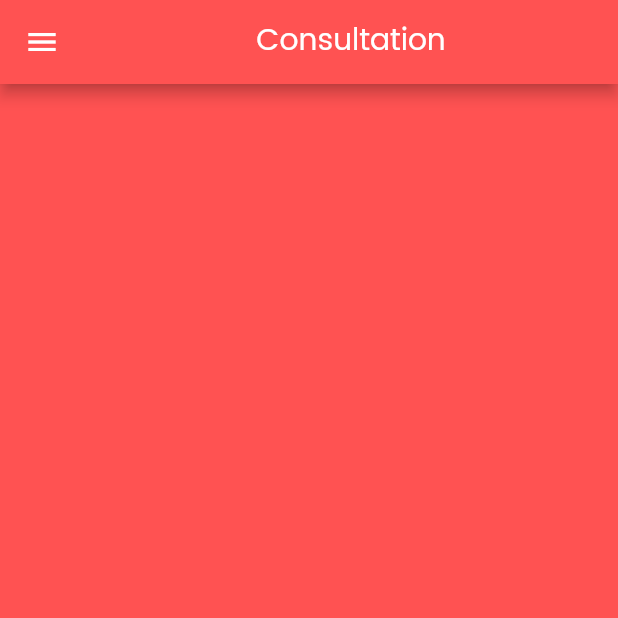
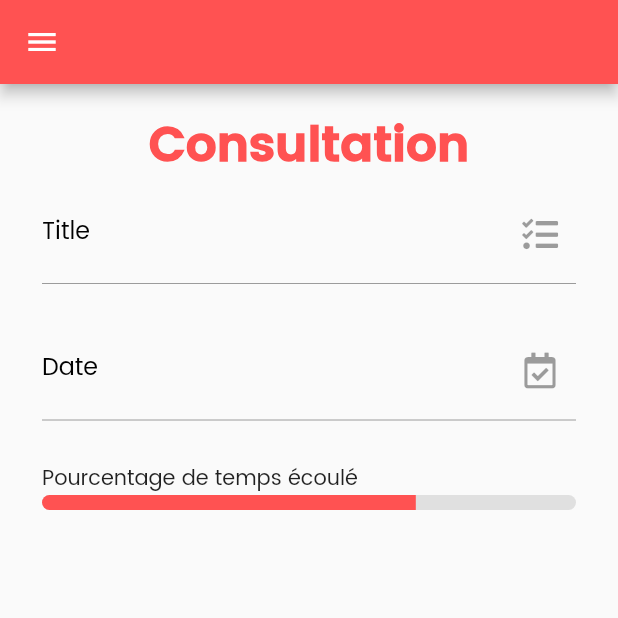
Before and after one commit to adeldueast/A21-4205N6-KickMyFlutter-Kouaou, a Flutter app: the Consultation screen opened by its route, on a phone screen of 412 x 824 dp, the top half of it. Run offline on Flutter 3.47's test engine with Material 2 defaults, Android fonts, the phone set to English and light mode, and no system bars; our stand-ins replace cookie_jar, custom_refresh_indicator, dio, dio_cookie_manager, flutter_spinkit, font_awesome_flutter; missing offline and left inert: flutter_rounded_date_picker.

Commit message:
PROGRES : Consultation Interface

```diff
--- a/kick_my_flutter/lib/Activities/Consultation.dart
+++ b/kick_my_flutter/lib/Activities/Consultation.dart
@@ -1,24 +1,79 @@
 import 'package:flutter/material.dart';
+import 'package:flutter_rounded_date_picker/flutter_rounded_date_picker.dart';
+import 'package:font_awesome_flutter/font_awesome_flutter.dart';
+import 'package:intl/intl.dart';
 import 'package:kick_my_flutter/CustomDrawer.dart';
+import '../_textfield.dart';
 
 class Consultation extends StatelessWidget {
-  const Consultation({Key? key}) : super(key: key);
+   Consultation({Key? key}) : super(key: key);
 
+
+  DateTime? newTaskDate;
+  String newTaskName = "";
+  String newTaskDateText = "";
+
+   Future<DateTime?> _selectDate(BuildContext context) async {
+     /*FocusScope.of(context).requestFocus(new FocusNode());
+    await Future.delayed(Duration(milliseconds: 90));*/
+
+     DateTime? newDateTime = await showRoundedDatePicker(
+         context: context,
+         theme: ThemeData(
+           primaryColor: Colors.redAccent[100],
+           accentColor: Colors.redAccent,
+           textTheme: TextTheme(button: TextStyle(color: Colors.redAccent)),
+         ),
+         description:
+         "Lorem ipsum dolor sit amet, consectetur adipiscing elit, sed do eiusmod tempor incididunt ut labore et dolore magna aliqua.",
+         fontFamily: 'Poppins');
+
+     return newDateTime;
+   }
 
   @override
   Widget build(BuildContext context) {
-
     return Scaffold(
       drawer: CustomDrawer(),
       appBar: AppBar(
         backgroundColor: Colors.redAccent,
-
-        title: Center(child: Text("Consultation")),
       ),
       body: Container(
-        color: Colors.redAccent,
-        width: double.infinity,
-        height: double.infinity,
+        padding: EdgeInsets.symmetric(vertical: 15, horizontal: 28),
+        child: Column(
+          children: [
+            Text(
+              "Consultation",
+              style: TextStyle(
+                  fontWeight: FontWeight.w900,
+                  fontSize: 32,
+                  color: Colors.redAccent),
+            ),
+            MyTextField(label: "Title", enabled: false,icon: Icon(FontAwesomeIcons.tasks),),
+
+            Container(height: 25,),
+
+            MyTextField(label: "Date", enabled: false,icon: Icon(FontAwesomeIcons.calendarCheck),),
+
+
+            Container(height: 50,child: Text("Pourcentage de temps écoulé"),alignment: Alignment.bottomLeft,),
+
+            Container(
+
+
+              child: ClipRRect(
+                borderRadius: BorderRadius.all(Radius.circular(10)),
+                child: LinearProgressIndicator(
+                  minHeight: 10,
+                  value: 0.7,//task.percentageTimeSpent!.toDouble(),
+                  valueColor: AlwaysStoppedAnimation(Colors.redAccent),
+                  backgroundColor: Colors.grey[300],
+                ),
+              ),
+            )
+
+          ],
+        ),
       ),
     );
   }
--- /dev/null
+++ b/kick_my_flutter/lib/_textfield.dart
@@ -0,0 +1,49 @@
+import 'package:flutter/material.dart';
+import 'package:flutter/services.dart';
+
+class MyTextField extends StatelessWidget {
+  final String label;
+  final int maxLines;
+  final int minLines;
+  final Icon? icon;
+  final bool enabled;
+  String? initialvalue;
+  final Function(String)? onChange;
+
+  MyTextField(
+      {required this.label,
+        this.maxLines = 1,
+        this.minLines = 1,
+        this.icon,
+        required this.enabled,
+        this.initialvalue,  this.onChange});
+
+  @override
+  Widget build(BuildContext context) {
+    return TextField(
+      inputFormatters: [
+        LengthLimitingTextInputFormatter(10),
+      ],
+      enabled: this.enabled,
+      controller: TextEditingController()..text = this.initialvalue ?? "",
+      onChanged: (text) {
+
+
+        onChange!(text);
+
+
+      },
+      style: TextStyle(color: Colors.black),
+      minLines: minLines,
+      maxLines: maxLines,
+      decoration: InputDecoration(
+          suffixIcon: icon == null ? null : icon,
+          labelText: label,
+          labelStyle: TextStyle(color: Colors.black),
+          focusedBorder:
+          UnderlineInputBorder(borderSide: BorderSide(color: Colors.black)),
+          border: UnderlineInputBorder(
+              borderSide: BorderSide(color: Colors.black))),
+    );
+  }
+}
```
Also changed, not shown: kick_my_flutter/lib/Activities/Acceuil.dart (+4 -4 lines), kick_my_flutter/lib/Activities/AddTask.dart (+1 -49 lines).
